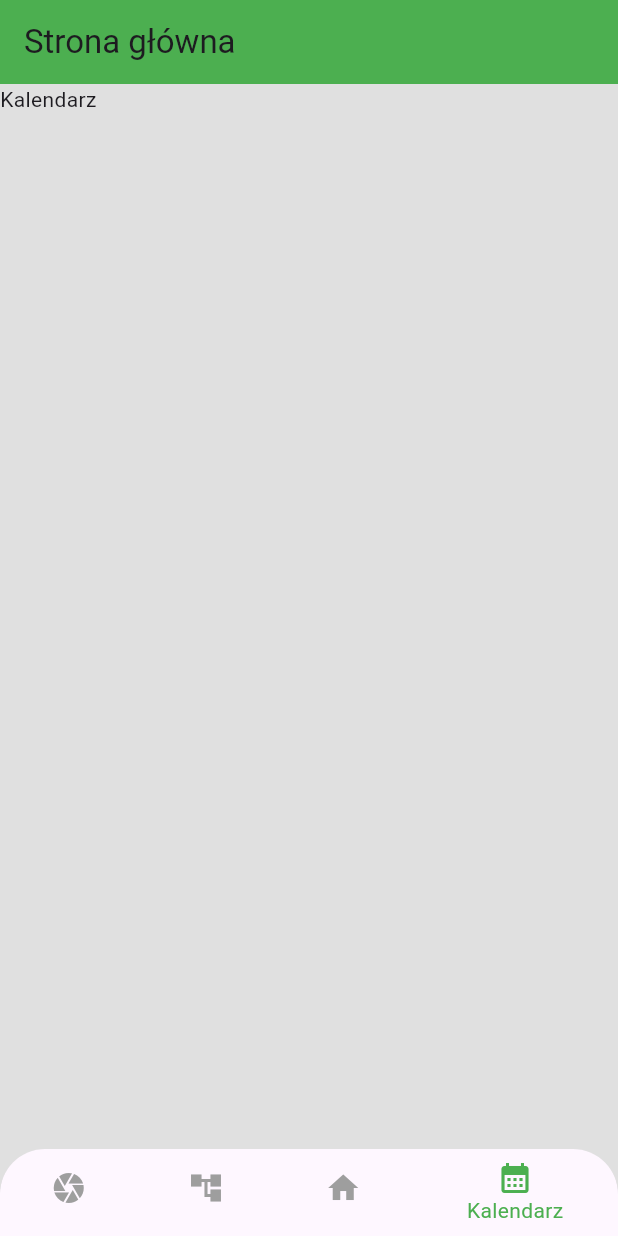
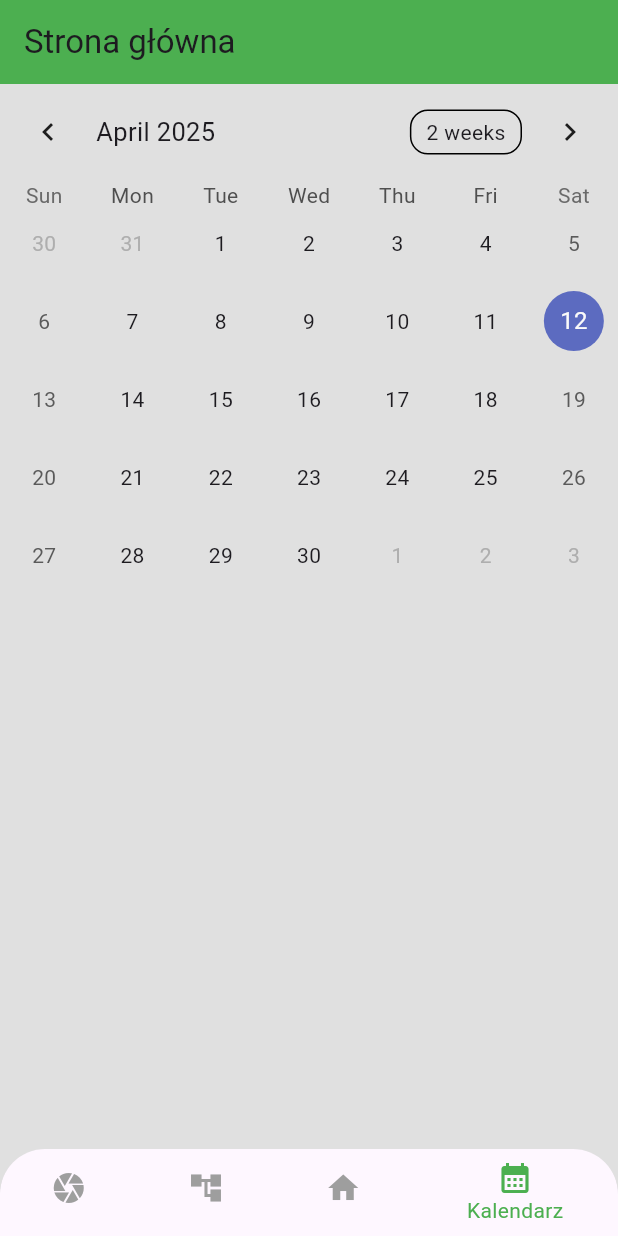
Before and after one commit to swiczka/hackcarpathia2025ogrody, a Flutter app: the screen it shows after launch, item 4 of the bottom bar chosen, on a phone screen of 412 x 824 dp. Run offline on Flutter 3.47's test engine with Material 3 defaults, Android fonts, the phone set to English and light mode, and no system bars; drawn by our look-alikes of table_calendar; our stand-ins replace camera; missing offline and left inert: cross_file_image.

Commit message:
trochę poprawiony wygląd i dodanie kalendarza

```diff
--- a/lib/main.dart
+++ b/lib/main.dart
@@ -1,5 +1,6 @@
 import 'package:flutter/material.dart';
 import 'package:hackcarpathia2025ogrody/pages/addplant.dart';
+import 'package:hackcarpathia2025ogrody/pages/calendar.dart';
 import 'package:hackcarpathia2025ogrody/pages/scanner.dart';
 
 void main() {
@@ -45,10 +46,10 @@ class _MyHomePageState extends State<MyHomePage> {
 
 
   final List<Widget> _pages = [
-    const Text('Aparat'),
+    const Scanner(),
     const Text('Rośliny'),
     const HomePage(),
-    const Text('Kalendarz'),
+    CalendarPage(),
   ];
 
   void _onItemTapped(int index) {
@@ -107,7 +108,6 @@ class HomePage extends StatelessWidget {
     return Container(
       width: double.infinity,
       height: double.infinity,
-      color: Colors.white,
       child: Padding(
         padding: const EdgeInsets.all(16.0),
         child: Column(
--- /dev/null
+++ b/lib/pages/calendar.dart
@@ -0,0 +1,49 @@
+import 'package:flutter/material.dart';
+import 'package:table_calendar/table_calendar.dart';
+
+class CalendarPage extends StatefulWidget {
+  @override
+  _CalendarPageState createState() => _CalendarPageState();
+}
+
+class _CalendarPageState extends State<CalendarPage> {
+
+  late DateTime _selectedDay;
+  late DateTime _focusedDay;
+
+  @override
+  void initState() {
+    super.initState();
+    _selectedDay = DateTime.now();
+    _focusedDay = DateTime.now();
+  }
+
+  @override
+  Widget build(BuildContext context) {
+    return Scaffold(
+      body: Column(
+        children: [
+          TableCalendar(
+            firstDay: DateTime.utc(2020, 1, 1),
+            lastDay: DateTime.utc(2030, 12, 31),
+            focusedDay: _focusedDay,
+            selectedDayPredicate: (day) {
+              // Funkcja do sprawdzania, czy dzień jest wybrany
+              return isSameDay(_selectedDay, day);
+            },
+            onDaySelected: (selectedDay, focusedDay) {
+              setState(() {
+                _selectedDay = selectedDay;
+                _focusedDay = focusedDay;
+              });
+            },
+            onPageChanged: (focusedDay) {
+              // Funkcja reagująca na zmianę strony
+              _focusedDay = focusedDay;
+            },
+          ),
+        ],
+      ),
+    );
+  }
+}
--- a/pubspec.yaml
+++ b/pubspec.yaml
@@ -33,6 +33,7 @@ dependencies:
   intl: ^0.18.1
   cross_file_image: ^1.1.0
   camera: ^0.11.1
+  table_calendar: ^3.0.0
 
   # The following adds the Cupertino Icons font to your application.
   # Use with the CupertinoIcons class for iOS style icons.
```
Also changed, not shown: lib/pages/scanner.dart (+0 -7 lines), pubspec.lock.
